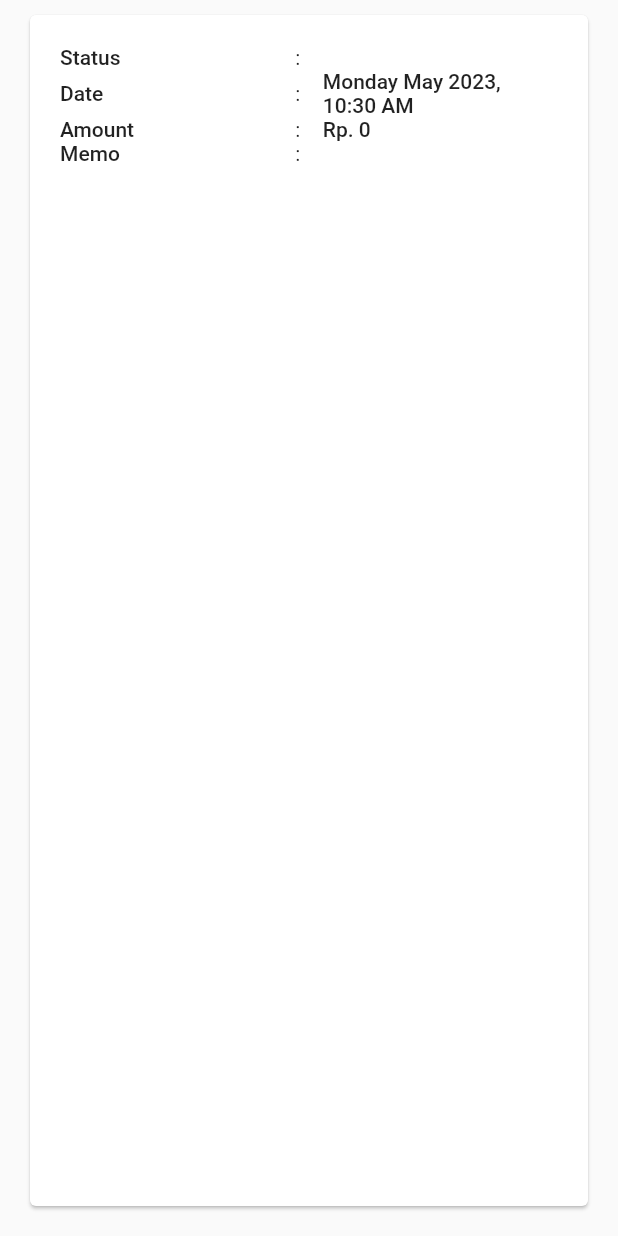
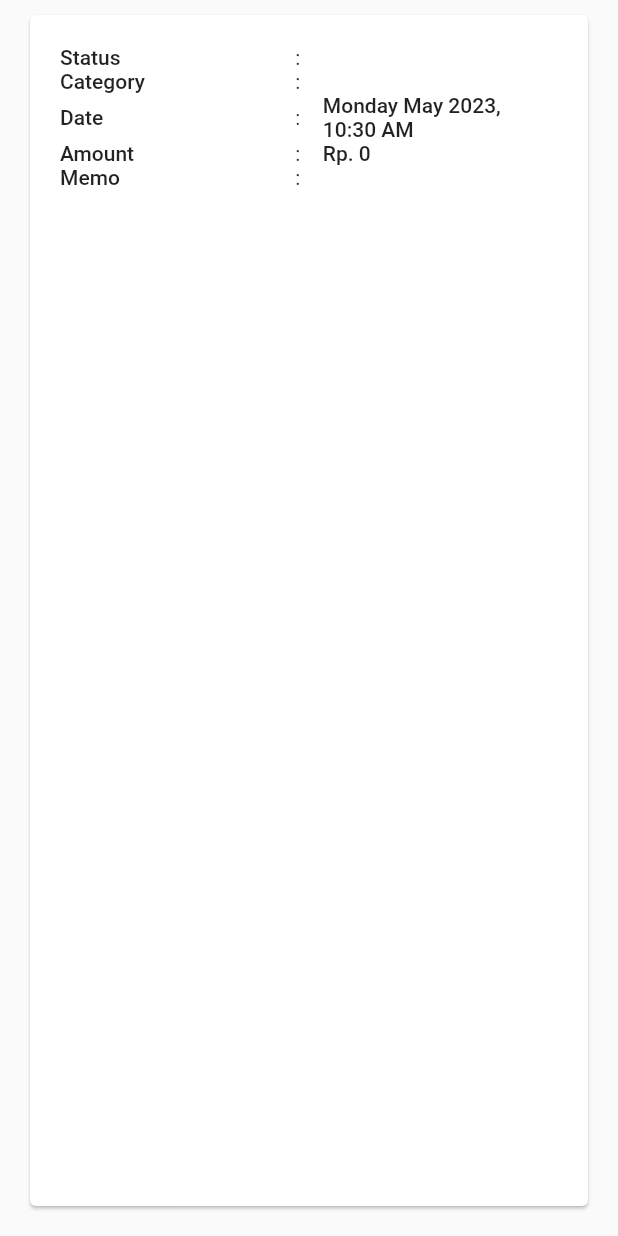
Before and after one commit to manofi21/aplikasi_keuangan, a Flutter app: the FinancialActivityItem widget shown alone on an empty page, opened directly with empty values, on a phone screen of 412 x 824 dp. Run offline on Flutter 3.47's test engine with Material 2 defaults, Android fonts, the phone set to English and light mode, and no system bars; our stand-ins replace sqflite; accounts and stored records are empty.

Commit message:
adding category in view

```diff
--- a/lib/feature/submit_form/utils/widget/list_financial_activity_widget.dart
+++ b/lib/feature/submit_form/utils/widget/list_financial_activity_widget.dart
@@ -67,6 +67,7 @@ class FinancialActivityItem extends StatelessWidget {
         child: Column(
           children: [
             childItem("Status", financialActivity.status.asStringTitle),
+            childItem("Category", financialActivity.category),
             childItem(
               "Date",
               DateFormat('EEEE MMMM yyyy, h:mm a')
```
